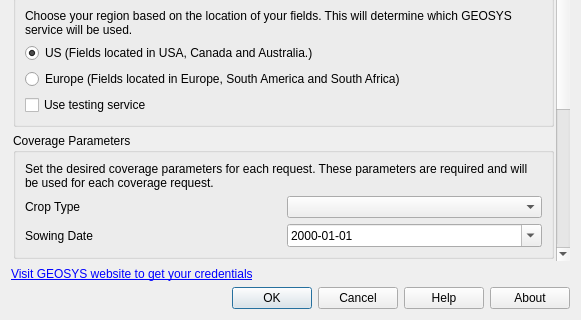
First picture: the form in geosys/ui/templates/options_dialog_base.ui, repository earthdaily/qgis-plugin, before the edit; both pictures show x 0 to 581 and y 248 to 568 of the 581 by 568 pixel window.
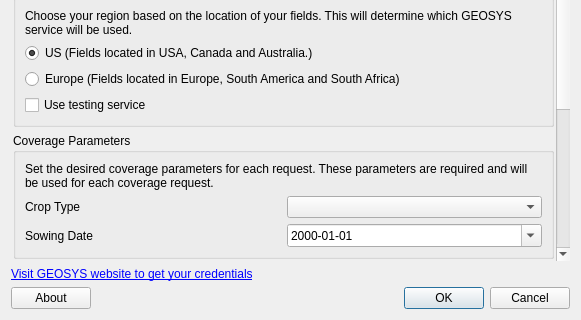
Second picture: the form after the edit.

```diff
--- a/geosys/ui/templates/options_dialog_base.ui
+++ b/geosys/ui/templates/options_dialog_base.ui
@@ -402,11 +402,11 @@
         <enum>Qt::Horizontal</enum>
        </property>
        <property name="standardButtons">
-        <set>QDialogButtonBox::Cancel|QDialogButtonBox::Help|QDialogButtonBox::Ok</set>
+        <set>QDialogButtonBox::Cancel|QDialogButtonBox::Ok</set>
        </property>
       </widget>
      </item>
-     <item row="0" column="3">
+     <item row="0" column="0">
       <widget class="QPushButton" name="about_button">
        <property name="text">
         <string>About</string>
```
Left out of the diff: 4 changed lines with no effect on the pictures.
